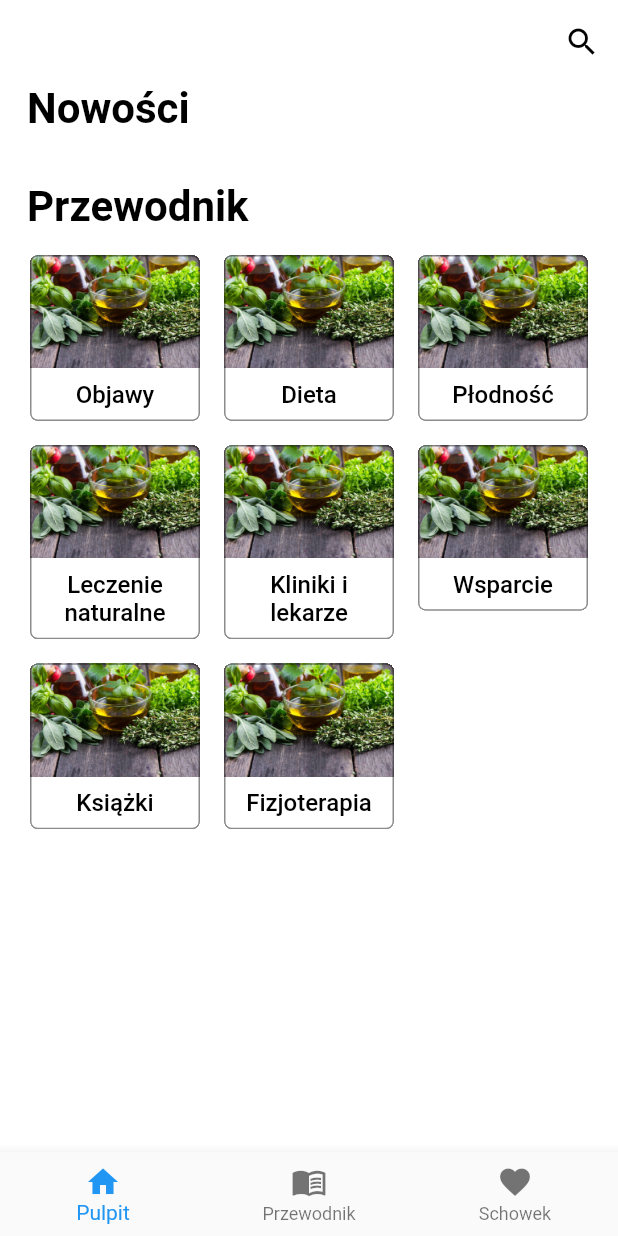
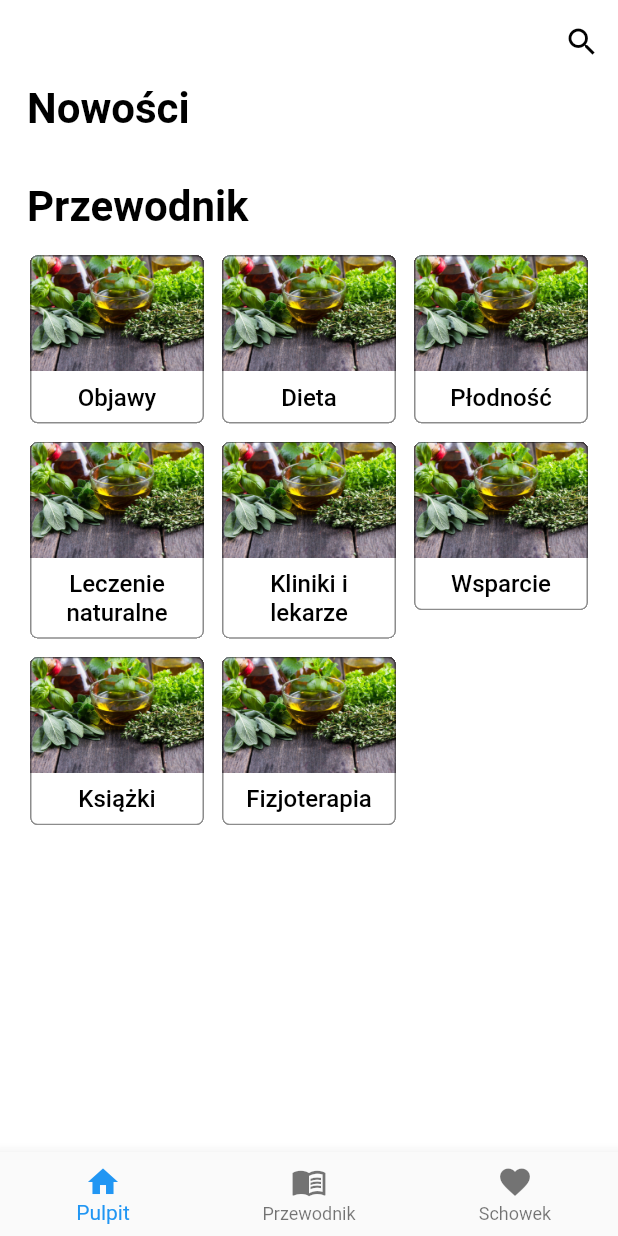
Before and after one commit to hagi77/mobile_endoendo, a Flutter app: the DashboardWidget screen opened directly, on a phone screen of 412 x 824 dp. Run offline on Flutter 3.47's test engine with Material 2 defaults, Android fonts, the phone set to English and light mode, and no system bars; our stand-ins replace cloud_firestore, firebase_auth, firebase_core, firebase_storage, flutter_markdown, get_it and 1 more; accounts and stored records are empty; generated files the repository leaves out were written again; network calls fail.

```diff
--- a/lib/features/dashboard/dashboard_widget.dart
+++ b/lib/features/dashboard/dashboard_widget.dart
@@ -75,8 +75,8 @@ class _DashboardState extends BaseWidgetState<DashboardWidget, DashboardViewMode
 
   List<Widget> _getGuideSection(BuildContext context) {
     const empty = SizedBox(
-      width: marginSmall,
-      height: marginSmall,
+      width: marginTiny,
+      height: marginTiny,
     );
 
     void addVerticalSeparators(List<Widget> list) {
@@ -123,7 +123,7 @@ class _DashboardState extends BaseWidgetState<DashboardWidget, DashboardViewMode
             style: Theme.of(context).textTheme.headline1,
           )),
       Table(
-          columnWidths: const {1: FixedColumnWidth(marginSmall), 3: FixedColumnWidth(marginSmall)},
+          columnWidths: const {1: FixedColumnWidth(marginTiny), 3: FixedColumnWidth(marginTiny)},
           children: [...rows]),
     ];
   }
--- a/lib/main.dart
+++ b/lib/main.dart
@@ -33,8 +33,9 @@ Future<void> setupDI() {
 
   GetIt.I.registerSingletonWithDependencies<DashboardViewModel>(() => DashboardViewModel(),
       dependsOn: [ArticlesRepository]);
+  GetIt.I.registerSingletonWithDependencies<ArticleViewModel>(() => ArticleViewModel(),
+      dependsOn: [ArticlesRepository]);
   GetIt.I.registerFactory<ArticleThumbViewModel>(() => ArticleThumbViewModel());
-  GetIt.I.registerFactory<ArticleViewModel>(() => ArticleViewModel());
   GetIt.I.registerFactory<ArticlesListViewModel>(() => ArticlesListViewModel());
   GetIt.I.registerSingleton<LoginViewModel>(LoginViewModel());
 
```
Also changed, not shown: lib/features/guide/articles_list_view_model.dart (+17 -1 lines), lib/features/guide/articles_list_widget.dart (+34 -1 lines).
